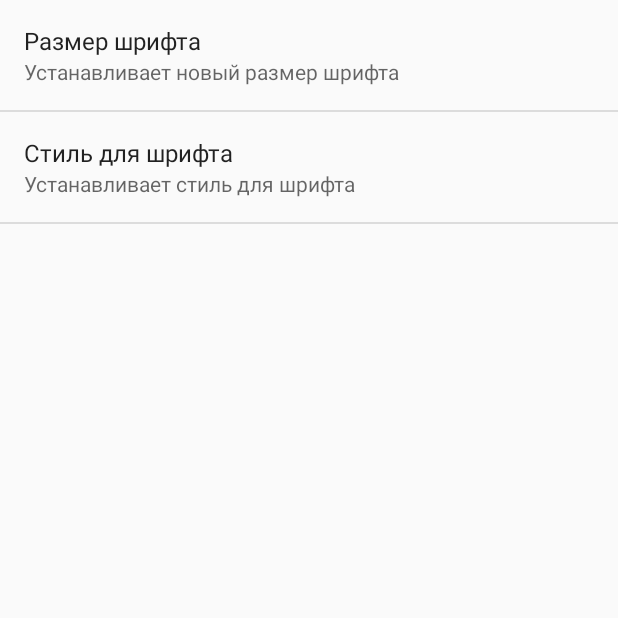
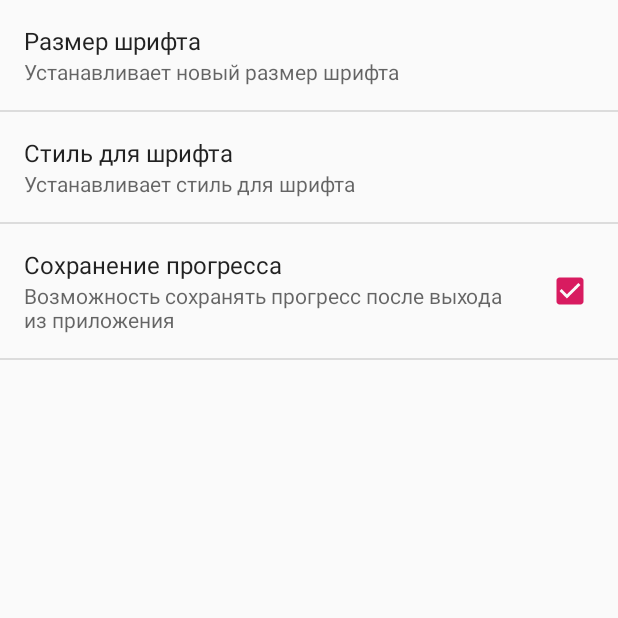
Before and after one commit to ctrlc0ctrlv/HelpYourself, an Android app: the AnsweringActivity screen opened directly, with no data from a screen before it, in the options menu, after a tap on "Настройки", on a phone screen of 412 x 824 dp, the top half of it. Run offline under Robolectric (Android 15) with nearby library versions, the phone set to English and light mode, and no system bars; 5 statements that could not run were skipped.

```diff
--- a/src/main/java/com/example/examhelper/AnsweringActivity.java
+++ b/src/main/java/com/example/examhelper/AnsweringActivity.java
@@ -1,5 +1,8 @@
 package com.example.examhelper;
 
+import android.app.AlertDialog;
+import android.content.Context;
+import android.content.DialogInterface;
 import android.content.Intent;
 import android.content.SharedPreferences;
 import android.database.sqlite.SQLiteDatabase;
@@ -9,7 +12,6 @@ import android.os.Build;
 import android.preference.PreferenceManager;
 import android.support.annotation.RequiresApi;
 import android.support.design.widget.TextInputEditText;
-import android.support.design.widget.TextInputLayout;
 import android.support.v7.app.AppCompatActivity;
 import android.os.Bundle;
 import android.util.TypedValue;
@@ -17,34 +19,79 @@ import android.view.Menu;
 import android.view.MenuItem;
 import android.view.View;
 import android.widget.Button;
+import android.widget.Switch;
 import android.widget.TextView;
+import android.widget.Toast;
 
 import java.util.Objects;
 import java.util.Random;
 
 public class AnsweringActivity extends AppCompatActivity implements View.OnClickListener {
-    private DatabaseHelper mDbHelper;
+    private DefaultTasksDBHelper mDbHelper;
     private SQLiteDatabase mDb;
     Task Task1 = new Task();
+    AlertDialog.Builder ad;
 
     @Override
     public void onCreate(Bundle savedInstanceState) {
         super.onCreate(savedInstanceState);
         setContentView(R.layout.activity_answering);
-
+        // Обработчики нажатия кнопок
         Button enterBtn = findViewById(R.id.enterBtn);
         Button goBtn = findViewById(R.id.goBtn);
         goBtn.setOnClickListener(this);
         enterBtn.setOnClickListener(this);
-
-        mDbHelper = new DatabaseHelper(this);
+        //прописываем уведомление
+        final Context context;
+        context = AnsweringActivity.this;
+        String title = "Вы прошли все уровни в этом задании!";
+        String message = "Перейти к следующему заданию или больше практики в этом задании?";
+        String yesString = "Дальше";
+        String noString = "Больше практики";
+        ad = new AlertDialog.Builder(context);
+        ad.setTitle(title);  // заголовок
+        ad.setMessage(message); // сообщение
+        ad.setPositiveButton(yesString, new DialogInterface.OnClickListener() {
+            public void onClick(DialogInterface dialog, int arg1) {
+                Toast.makeText(context, "Вы сделали правильный выбор", Toast.LENGTH_LONG).show();
+                Intent intent = getIntent();
+                intent.putExtra("number", GetTaskNum()+1);
+                finish();
+                startActivity(intent);
+            }
+        });
+        ad.setNegativeButton(noString, new DialogInterface.OnClickListener() {
+            public void onClick(DialogInterface dialog, int arg1) {
+                Toast.makeText(context, "Повторение - мать учения", Toast.LENGTH_LONG).show();
+            }
+        });
+        ad.setCancelable(false);
+        //Оформляем задания
+        mDbHelper = new DefaultTasksDBHelper(this);
         setUp();
-        // Обработчики нажатия кнопок
     }
 
     public String giveUsl(int n){
         mDb = mDbHelper.getReadableDatabase();
-        Cursor cursor = mDb.rawQuery("SELECT * FROM informatics", null);
+        String raw = "SELECT * FROM informatics WHERE number =="+GetTaskNum();
+
+        switch (Task1.getLevel()){
+            case 1:
+                raw += " AND level ==1";
+                break;
+            case 2:
+                ad.show();
+                //raw += " AND (level ==1 OR level ==2)";
+                break;
+            case 3:
+                raw += " AND (level ==1 OR level ==2 OR level ==3)";
+                break;
+            case 4:
+                ad.show();
+                break;
+        }
+
+        Cursor cursor = mDb.rawQuery(raw, null);
         cursor.moveToPosition(n);
         String st = cursor.getString(1);
         cursor.close();
@@ -67,6 +114,13 @@ public class AnsweringActivity extends AppCompatActivity implements View.OnClick
         textView.setText(giveUsl(n));
         textView4.setText(getResources().getString(R.string.current_num) +" "+ Integer.toString(n+1));
     }
+
+    Integer GetTaskNum(){
+        Bundle arguments = getIntent().getExtras();
+        assert arguments != null;
+        return arguments.getInt("number");
+    }
+
 
     @RequiresApi(api = Build.VERSION_CODES.KITKAT)
     @Override
@@ -125,9 +179,20 @@ public class AnsweringActivity extends AppCompatActivity implements View.OnClick
 
         int getNewNum (){
             //АЛГОРИТМ ПОЛУЧЕНИЯ НОМЕРА НОВОГО ЗАДАНИЯ НА ОСНОВАНИИ ПРИОРИТЕТОВ
-
+            int curr_level = Task1.getLevel();
             int min = 1;
             int max = 5;
+            switch (curr_level){
+                case 1:
+                    max = 5;
+                    break;
+                case 2:
+                    max = 20;
+                    break;
+                case 3:
+                    max = 25;
+                    break;
+            }
             int diff = max - min;
 
             Random random = new Random();
@@ -163,7 +228,7 @@ public class AnsweringActivity extends AppCompatActivity implements View.OnClick
         }
         int LevelUp(int Level) {
             int LevelEquals = Level;
-            if (LevelEquals <= 2) {
+            if (LevelEquals <= 3) {
                 LevelEquals += 1;
             }
             return (LevelEquals);
@@ -193,7 +258,7 @@ public class AnsweringActivity extends AppCompatActivity implements View.OnClick
         super.onResume();
         SharedPreferences prefs = PreferenceManager.getDefaultSharedPreferences(this);
         // читаем размер шрифта из EditTextPreference
-        Integer fSize = Integer.parseInt(Objects.requireNonNull(prefs.getString(getString(R.integer.pref_size), "14")));
+        Float fSize = Float.parseFloat(Objects.requireNonNull(prefs.getString(getString(R.string.pref_size), "14")));
         // применяем настройки в текстовом поле
         TextView textView = findViewById(R.id.textView);
         textView.setTextSize(TypedValue.COMPLEX_UNIT_SP,fSize);
--- a/src/main/java/com/example/examhelper/ChooseIntentionActivity.java
+++ b/src/main/java/com/example/examhelper/ChooseIntentionActivity.java
@@ -23,15 +23,19 @@ public class ChooseIntentionActivity extends AppCompatActivity implements View.O
             Intent intent;
             intent = new Intent(this,ChooseSubjectActivity.class);
             boolean chosen_solve = true;
+            boolean chosen_my = false;
             switch (view.getId()){
                 case R.id.button:
                     chosen_solve = true;
+                    chosen_my = false;
                     break;
                 case R.id.button2:
                     chosen_solve = false;
+                    chosen_my = true;
                     break;
             }
             intent.putExtra("chosen_solve",chosen_solve);
+            intent.putExtra("chosen_my", chosen_my);
             startActivity(intent);
         }
     }
--- a/src/main/java/com/example/examhelper/ChooseSubjectActivity.java
+++ b/src/main/java/com/example/examhelper/ChooseSubjectActivity.java
@@ -44,7 +44,9 @@ public class ChooseSubjectActivity extends AppCompatActivity implements View.OnC
         Bundle arguments = getIntent().getExtras();
         assert arguments != null;
         boolean chosen_solve = arguments.getBoolean("chosen_solve");
+        boolean chosen_my = arguments.getBoolean("chosen_my");
         intent.putExtra("chosen_solve",chosen_solve);
+        intent.putExtra("chosen_my", chosen_my);
 
         startActivity(intent);
     }
--- a/src/main/java/com/example/examhelper/MainActivity.java
+++ b/src/main/java/com/example/examhelper/MainActivity.java
@@ -6,6 +6,7 @@ import android.graphics.Typeface;
 import android.os.Build;
 import android.preference.PreferenceManager;
 import android.support.annotation.RequiresApi;
+import android.support.design.widget.TextInputEditText;
 import android.support.v7.app.AppCompatActivity;
 import android.os.Bundle;
 import android.support.v7.app.AppCompatDelegate;
@@ -60,7 +61,7 @@ public class MainActivity extends AppCompatActivity implements View.OnClickListe
         super.onResume();
         SharedPreferences prefs = PreferenceManager.getDefaultSharedPreferences(this);
         // читаем размер шрифта из EditTextPreference
-        Integer fSize = Integer.parseInt(Objects.requireNonNull(prefs.getString(getString(R.integer.pref_size), "14")));
+        Float fSize = Float.parseFloat(Objects.requireNonNull(prefs.getString(getString(R.string.pref_size), "14")));
         // применяем настройки в текстовом поле
         TextView text_view = findViewById(R.id.text_view);
         text_view.setTextSize(TypedValue.COMPLEX_UNIT_SP,fSize);
--- a/src/main/res/menu/main.xml
+++ b/src/main/res/menu/main.xml
@@ -7,7 +7,7 @@
         <item
             android:id="@+id/action_settings"
             android:orderInCategory="100"
-            app:showAsAction="never"
-            android:title="@string/action_settings"/>
+            android:title="@string/action_settings"
+            app:showAsAction="never" />
 
     </menu>
--- a/src/main/res/values/strings.xml
+++ b/src/main/res/values/strings.xml
@@ -40,6 +40,10 @@
     <string name="current_level">Уровень: 1</string>
     <string name="hint">Введите ответ</string>
     <string name="current_num">Номер задания:</string>
+
+    <!--Ресурсы для Show_DB_Activity-->
+    <string name="level"><b>Уровень</b></string>
+
     <!--Ресурсы для ChooseSubActivity-->
     <string name="choose_sub">Выберите предмет:</string>
     <string name="informatics">Информатика</string>
@@ -50,9 +54,9 @@
     <string name="label_question">Чем займемся сегодня?</string>
     <string name="solving">Решать задания</string>
     <string name="adding">Добавить задания</string>
+    <string name="my_tasks">Список заданий</string>
     <string name="create_test">Составить тест</string>
     <string name="calendar">Изменить режим тренировок</string>
-
     <!--Ресурсы для SettingsActivity-->
     <string name="action_settings">Настройки</string>
     <string name="pref_color">Цвет текста</string>
@@ -60,7 +64,7 @@
     <string name="pref_color_red">Красный цвет</string>
     <string name="pref_color_green">Зеленый цвет</string>
     <string name="pref_color_blue">Синий цвет</string>
-    <integer name="pref_size">14</integer>
+    <string name="pref_size">14</string>
     <string name="pref_style">Стиль текста</string>
     <string name="pref_style_regular">Нормальный</string>
     <string name="pref_style_bold">Полужирный</string>
--- a/src/main/res/xml/preferences.xml
+++ b/src/main/res/xml/preferences.xml
@@ -1,11 +1,10 @@
 <?xml version="1.0" encoding="utf-8"?>
 <PreferenceScreen xmlns:android="http://schemas.android.com/apk/res/android">
-
     <EditTextPreference
         android:defaultValue="14"
         android:dialogTitle="Введите размер шрифта (от 10 до 32)"
         android:inputType="number"
-        android:key="@integer/pref_size"
+        android:key="@string/pref_size"
         android:summary="Устанавливает новый размер шрифта"
         android:title="Размер шрифта" />
 
@@ -17,4 +16,10 @@
         android:entries="@array/text_style"
         android:entryValues="@array/text_style"
         android:dialogTitle="Выберите стиль для шрифта" />
+
+    <CheckBoxPreference
+        android:defaultValue="true"
+        android:key="save_progress"
+        android:summary="Возможность сохранять прогресс после выхода из приложения"
+        android:title="Сохранение прогресса" />
 </PreferenceScreen>
```
Also changed, not shown: src/main/java/com/example/examhelper/ButtonsActivity.java (+10 -6 lines), src/main/java/com/example/examhelper/DataBaseActivity.java (+13 -10 lines).
